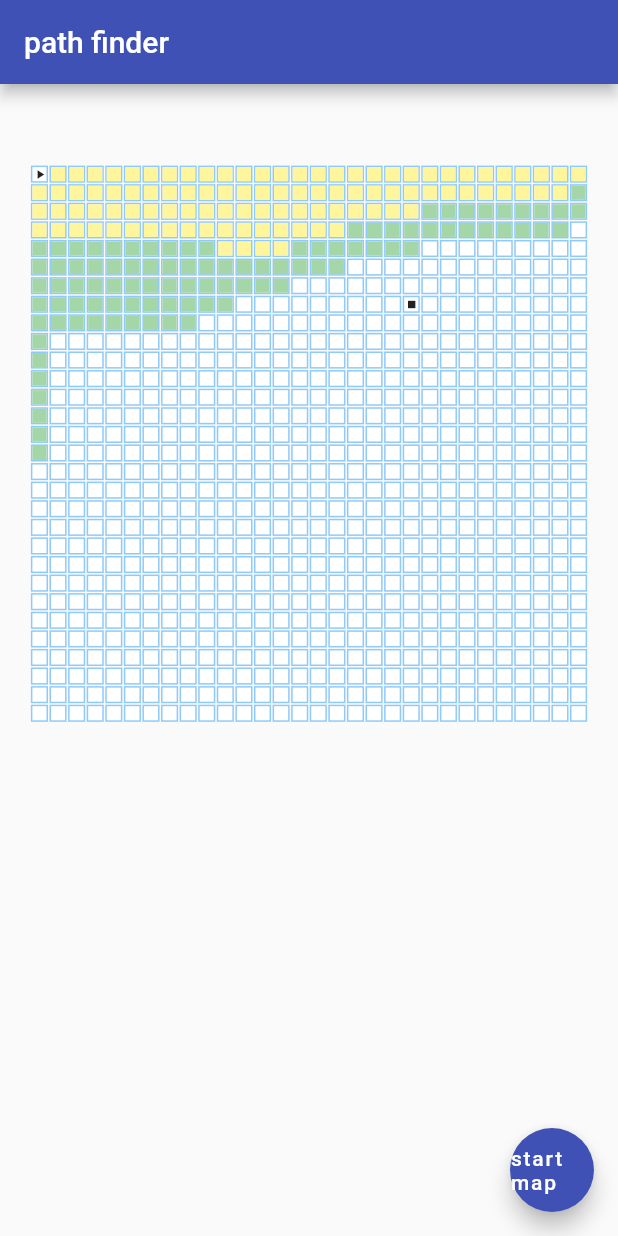
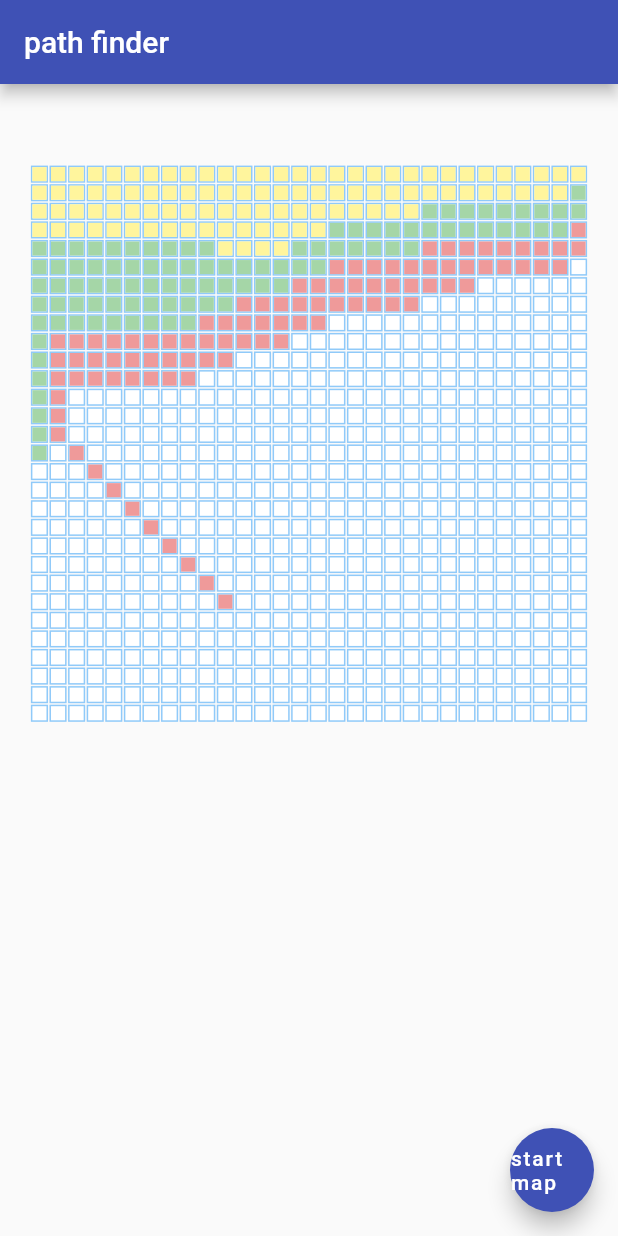
Before and after one commit to khalil192/drone-mapping-algorithm-simulator, a Flutter app: the screen it shows after launch, after a tap on "start map", on a phone screen of 412 x 824 dp. Run offline on Flutter 3.47's test engine with Material 2 defaults, Android fonts, the phone set to English and light mode, and no system bars; missing offline and left inert: dart:ffi.

```diff
--- a/lib/controller.dart
+++ b/lib/controller.dart
@@ -95,6 +95,13 @@ class CellController{
       if(selectedAs.value == "drone1"){
         return Container(color: Colors.green[200]);
       }
+      if(selectedAs.value == "drone2"){
+        return Container(color: Colors.red[200]);
+      }  if(selectedAs.value == "drone3"){
+        return Container(color: Colors.orange[200]);
+      }  if(selectedAs.value == "drone4"){
+        return Container(color: Colors.purple[200]);
+      }
 
   }
 
--- a/lib/dfs.dart
+++ b/lib/dfs.dart
@@ -15,6 +15,7 @@ class Dfs{
   Set<int> yetToBeVisited;
   Queue<int> freeDrones;
   int TAKETHIS,DONTTAKETHIS;
+  List<List<int> > droneNodes;
   int row,col;
    Dfs(this.valueController){
      print("came here\n");
@@ -22,7 +23,7 @@ class Dfs{
       perRow = valueController.perRow;
       numRow = numCells ~/ perRow;
       dronePos = new List<int>(3);
-      dronePos  = [20 , 450,100];
+      dronePos  = [20 , 450,700];
       chargePos = new List<int>(3);
       chargePos  = [20 , 30,100];
       droneChargeRem = new List<int>(3);
@@ -52,34 +53,40 @@ class Dfs{
     }
     return droneChargeRem[droneIndex] >= minYet;
   }
-  Future  markPath(List<int> drone0nodes ,List<int> drone1nodes )async{
-      int len  = max(drone0nodes.length, drone1nodes.length);
-      for(int i=0;i<len;i++){
-        if(i < drone0nodes.length){
-          valueController.cellController[drone0nodes[i]].selectedAs.value = "drone0";
+  Future  markPath()async{
+      int len = 0;
+      int numDrones = droneNodes.length;
+      for(int i=0;i<numDrones;i++){
+        len = max(len , droneNodes[i].length);
+      }
+      for(int j=0;j<len;j++){
+        for(int i=0;i<numDrones;i++){
+          if(droneNodes[i].length > j){
+          valueController.cellController[droneNodes[i][j]].selectedAs.value = "drone"+i.toString();
+          await wait();
+          }
         }
-        if(i < drone1nodes.length){
-          valueController.cellController[drone1nodes[i]].selectedAs.value = "drone1";
-        }
-        await wait();
       }
   }
   void startMap()async{
-  List<int> drone0nodes = new List<int>();
-  List<int> drone1nodes =  new List<int>();
-  await dfs(0,"drone0",drone0nodes,dronePos[0]);
-  await dfs(1,"drone1",drone1nodes,dronePos[1]);
-  await markPath(drone0nodes, drone1nodes);
+  droneNodes = new List<List<int> >();
+  for(int i=0;i<dronePos.length;i++){
+    droneNodes.add(List<int>());
   }
-  Future<bool> dfs(int droneIndex,String dronenum,List<int> droneNodes,int curr) async{
+  for(int i=0;i<dronePos.length;i++){
+    await dfs(i,"drone"+ i.toString() , dronePos[i]);
+  }
+  await markPath();
+  }
+  Future<bool> dfs(int droneIndex,String dronenum,int curr) async{
       int currX = curr ~/ perRow;
       int currY = curr % perRow;
-      // print(curr.toString() + " is curr\n");
+      print(curr.toString() + " is curr\n");
       visi[curr] = droneIndex;  //####
-      droneNodes.add(curr);
+      droneNodes[droneIndex].add(curr);
       print('curr is ' + curr.toString() + " "+ dronenum);
       valueController.cellController[curr].selectedAs.value = "visi";
-        await wait();
+        // await wait();
       //   if(yetToBeVisited.isEmpty){ // base case
       //     // return ;
       // }
@@ -97,7 +104,7 @@ class Dfs{
             dronePos[droneIndex] = nextPos;
             // yetToBeVisited.remove(curr);
             // if(await
-            await dfs(droneIndex,dronenum,droneNodes,nextPos);
+            await dfs(droneIndex,dronenum,nextPos);
             //  ){
                   // return Future.value(true);
             // }
--- a/lib/main.dart
+++ b/lib/main.dart
@@ -16,7 +16,7 @@ class MyApp extends StatelessWidget {
   @override
   Widget build(BuildContext context){
     return MaterialApp(
-      title: 'path finder',
+      title: 'drone mapping simulator',
       theme: ThemeData(
         primarySwatch: Colors.indigo,
       ),
@@ -95,14 +95,14 @@ final Set<int> selectedIndexes = Set<int>();
   _selectIndex(int index) {
     setState(() {
       selectedIndexes.add(index);
-      lastStartSelected = index;
-      lastEndSelected = index;
+      // lastStartSelected = index;
+      // lastEndSelected = index;
     });
   }
   @override
   Widget build(BuildContext context) {
-    print(selectedIndexes);
-    print(currentSelection);
+    // print(selectedIndexes);
+    // print(currentSelection);
     for(int index in selectedIndexes){
       if(currentSelection == 'block'){
       widget.valueController.selectIndex(index);
@@ -130,8 +130,8 @@ final Set<int> selectedIndexes = Set<int>();
         prevEndSelected = lastEndSelected;
       }
     }
-    widget.valueController.cellController[prevStartSelected].selectedAs.value = "start";
-    widget.valueController.cellController[prevEndSelected].selectedAs.value = "end";
+    // widget.valueController.cellController[prevStartSelected].selectedAs.value = "start";
+    // widget.valueController.cellController[prevEndSelected].selectedAs.value = "end";
     return Container(
       width: MediaQuery.of(context).size.width * 0.9,
       height: MediaQuery.of(context).size.height *0.8,
```
